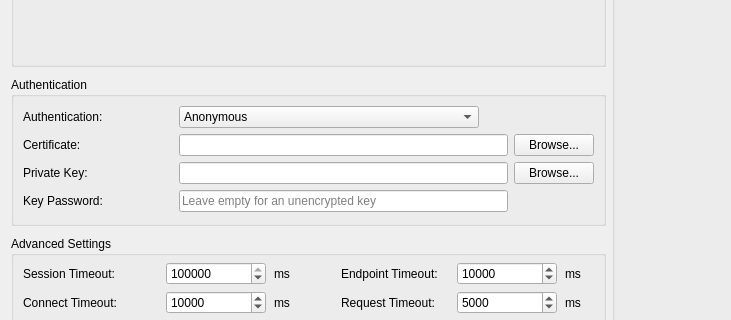
First picture: the form in src/ui/dialogs/connectiondialog.ui, repository sanny32/OpenUaExplorer, before the edit; both pictures show x 0 to 731 and y 243 to 563 of the 1020 by 650 pixel window.
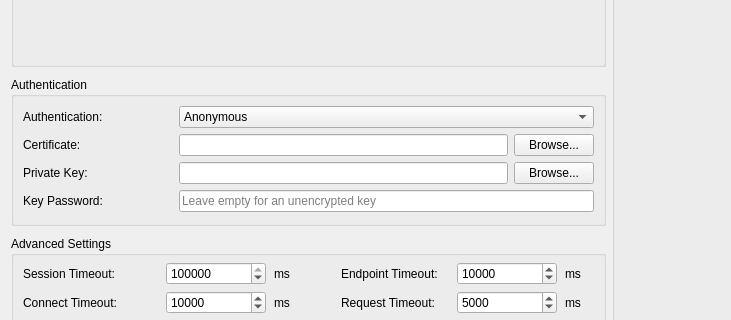
Second picture: the form after the edit. The open tabs and pages were chosen to show the change. Icons and pictures are not drawn. Custom widgets are drawn as their Qt base class.

Commit message: Elide certificate values with tooltips and expand authentication controls

Patch:
```diff
--- a/src/ui/dialogs/connectiondialog.ui
+++ b/src/ui/dialogs/connectiondialog.ui
@@ -102,7 +102,7 @@
          <property name="title">
           <string>Authentication</string>
          </property>
-         <layout class="QGridLayout" name="authenticationLayout" columnstretch="0,0,1">
+         <layout class="QGridLayout" name="authenticationLayout" columnstretch="0,1">
           <item row="0" column="0">
            <widget class="QLabel" name="authenticationLabel">
             <property name="minimumSize">
@@ -141,10 +141,10 @@
             </item>
            </widget>
           </item>
-          <item row="1" column="0" colspan="3">
+          <item row="1" column="0" colspan="2">
            <widget class="QStackedWidget" name="authStack">
             <widget class="QWidget" name="anonymousPanel">
-             <layout class="QGridLayout" name="anonymousLayout" columnstretch="0,1">
+             <layout class="QGridLayout" name="anonymousLayout" columnstretch="1">
               <property name="leftMargin">
                <number>0</number>
               </property>
@@ -237,7 +237,7 @@
              </layout>
             </widget>
             <widget class="QWidget" name="usernamePanel">
-             <layout class="QGridLayout" name="usernameLayout" columnstretch="0,0,1">
+             <layout class="QGridLayout" name="usernameLayout" columnstretch="0,1">
               <property name="leftMargin">
                <number>0</number>
               </property>
@@ -312,7 +312,7 @@
              </layout>
             </widget>
             <widget class="QWidget" name="certificatePanel">
-             <layout class="QGridLayout" name="certificateLayout" columnstretch="0,0,1">
+             <layout class="QGridLayout" name="certificateLayout" columnstretch="0,1,0">
               <property name="leftMargin">
                <number>0</number>
               </property>
@@ -416,7 +416,7 @@
                 </property>
                </widget>
               </item>
-              <item row="2" column="1">
+              <item row="2" column="1" colspan="2">
                <widget class="QLineEdit" name="privateKeyPasswordEdit">
                 <property name="minimumSize">
                  <size>
```
The commit also changes 14 other files.
